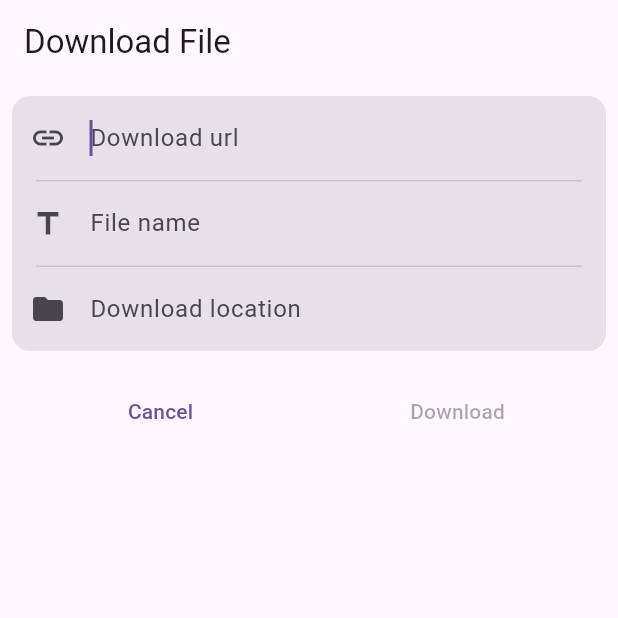
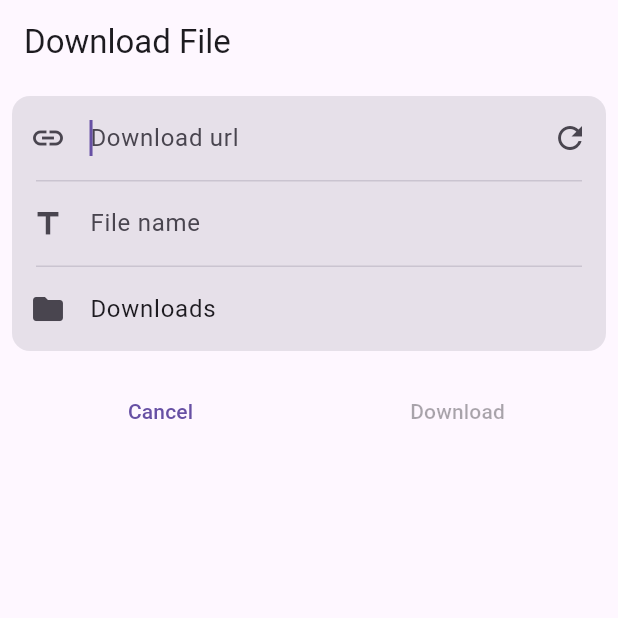
Before and after one commit to aim22-projects/toolbox_old, a Flutter app: the NewDownload screen opened by its route, on a phone screen of 412 x 824 dp, the top half of it. Run offline on Flutter 3.47's test engine with Material 3 defaults, Android fonts, the phone set to English and light mode, and no system bars; our stand-ins replace go_router, sqflite, sqflite_common_ffi; missing offline and left inert: receive_sharing_intent; accounts and stored records are empty.

```diff
--- a/lib/screens/new_download.dart
+++ b/lib/screens/new_download.dart
@@ -1,6 +1,7 @@
 import 'package:flutter/material.dart';
 import 'package:go_router/go_router.dart';
 import 'package:provider/provider.dart';
+import 'package:toolbox/extensions/file.dart';
 import 'package:toolbox/providers/new_download.dart';
 
 class NewDownload extends StatelessWidget {
@@ -41,7 +42,8 @@ class NewDownloadForm extends StatelessWidget {
               ),
             ),
             Center(
-              child: Text("Size: ${newDownloadProvider.fileSize}"),
+              child: Text(
+                  "Size: ${getFileSizeString(bytes: newDownloadProvider.fileSize ?? 0)}"),
             ),
           ],
           Card.filled(
@@ -59,7 +61,10 @@ class NewDownloadForm extends StatelessWidget {
                     hintText: 'Download url',
                     // label: Text('Download url'),
                     suffixIcon: !newDownloadProvider.isLoading
-                        ? null
+                        ? IconButton(
+                            icon: const Icon(Icons.refresh),
+                            onPressed: newDownloadProvider.processUrl,
+                          )
                         : const Padding(
                             padding: EdgeInsets.all(8.0),
                             child: SizedBox(
@@ -70,9 +75,8 @@ class NewDownloadForm extends StatelessWidget {
                           ),
                   ),
                   autofocus: true,
-                  keyboardType: TextInputType.multiline,
-                  // maxLines: null,
-                  onSubmitted: newDownloadProvider.processUrl,
+                  keyboardType: TextInputType.text,
+                  enabled: !newDownloadProvider.isLoading,
                 ),
                 const Divider(
                   height: 1,
```
Also changed, not shown: lib/extensions/file.dart (added, +10 -0 lines), lib/providers/new_download.dart (+37 -8 lines), lib/screens/downloads.dart (+0 -9 lines), lib/services/instagram_service.dart (+5 -2 lines).
